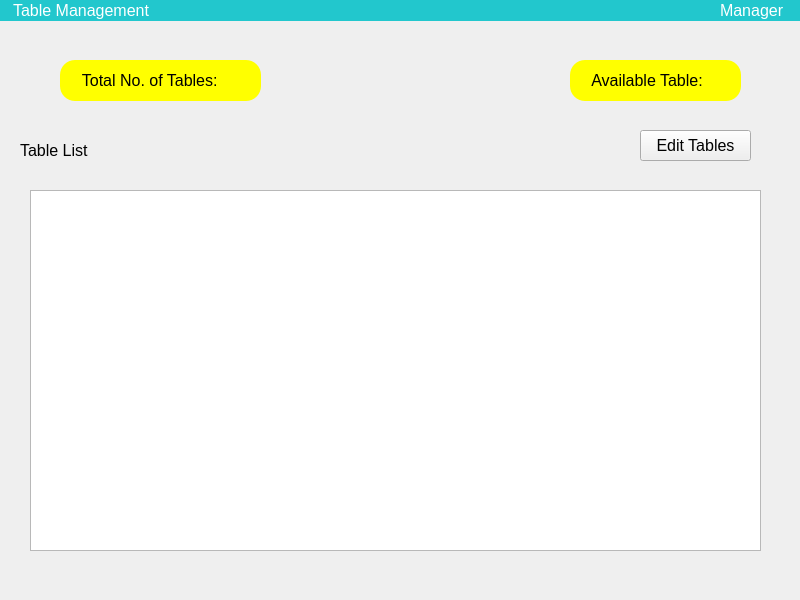
This is RMS_qt/table.ui in dev-pratik02/RMS as Qt 5 draws it before an edit. The edited form follows.
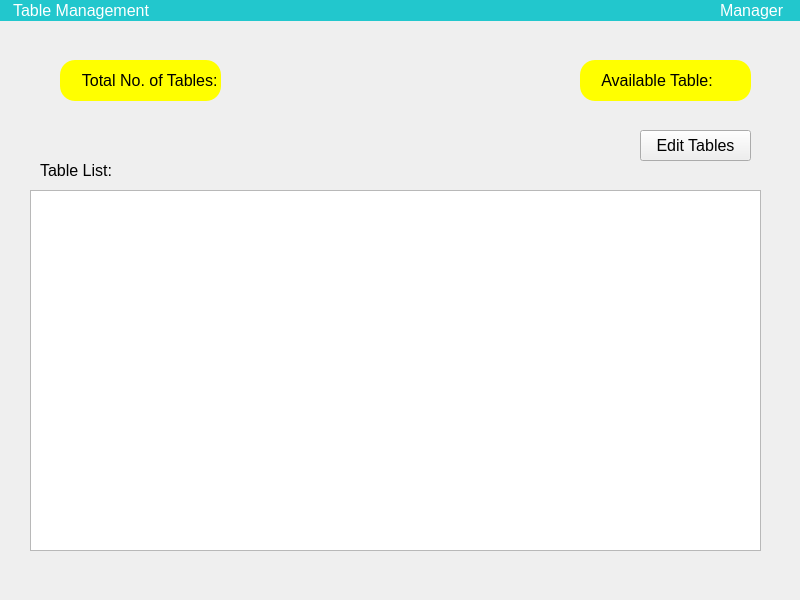
This is the edited form.

Commit message: Tables displayed

```diff
--- a/RMS_qt/table.ui
+++ b/RMS_qt/table.ui
@@ -71,7 +71,7 @@
      <rect>
       <x>60</x>
       <y>60</y>
-      <width>201</width>
+      <width>161</width>
       <height>41</height>
      </rect>
     </property>
@@ -87,7 +87,7 @@
    <widget class="QLabel" name="label_4">
     <property name="geometry">
      <rect>
-      <x>570</x>
+      <x>580</x>
       <y>60</y>
       <width>171</width>
       <height>41</height>
@@ -118,14 +118,14 @@
    <widget class="QLabel" name="label_5">
     <property name="geometry">
      <rect>
-      <x>20</x>
-      <y>140</y>
+      <x>40</x>
+      <y>160</y>
       <width>81</width>
       <height>20</height>
      </rect>
     </property>
     <property name="text">
-     <string>Table List</string>
+     <string>Table List:</string>
     </property>
    </widget>
    <widget class="QTableWidget" name="table_tables">
```
Left out of the diff: 4 changed lines with no effect on the pictures. The commit also changes 4 other files.
